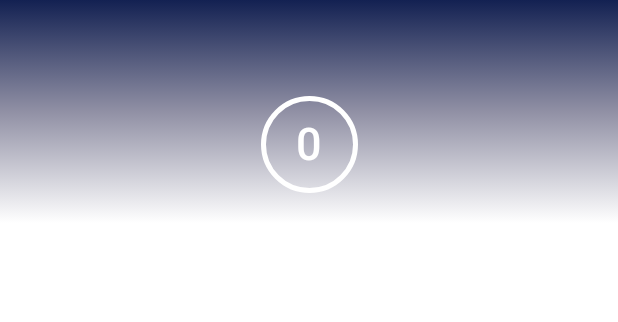
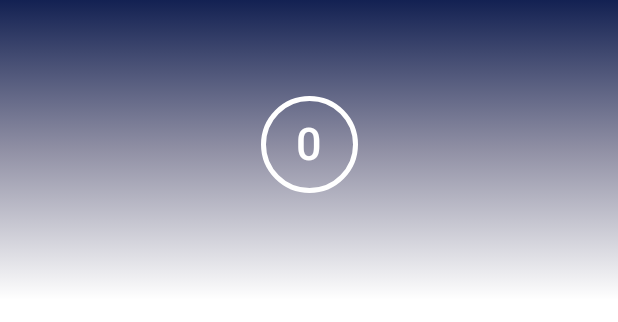
Before and after one commit to nbarkoch/PitchMasterBeta, an Android app built with Jetpack Compose: the @Preview function WorkspaceHeaderPreview, on a phone screen of 412 x 824 dp. Shown: the top 322 px of the screen. Run offline under Robolectric (Android 15) with nearby library versions, the light colour scheme and no system bars.

Commit message:
ongoing 7
opinion text,
duration from response,
background,
basic indicator from screen,

```diff
--- a/app/src/main/java/com/example/pitchmasterbeta/ui/workspace/Header.kt
+++ b/app/src/main/java/com/example/pitchmasterbeta/ui/workspace/Header.kt
@@ -45,6 +45,7 @@ import androidx.compose.runtime.mutableStateOf
 import androidx.compose.runtime.remember
 import androidx.compose.runtime.rememberCoroutineScope
 import androidx.compose.runtime.rememberUpdatedState
+import androidx.compose.runtime.setValue
 import androidx.compose.ui.Alignment
 import androidx.compose.ui.Modifier
 import androidx.compose.ui.draw.alpha
@@ -65,13 +66,16 @@ import kotlinx.coroutines.launch
 import kotlinx.coroutines.withContext
 
 @Composable
-fun WorkspaceHeader(modifier: Modifier = Modifier,
-                    viewModel: WorkspaceViewModel) {
+fun WorkspaceHeader(
+    modifier: Modifier = Modifier,
+    viewModel: WorkspaceViewModel
+) {
     val workspaceState = viewModel.workspaceState.collectAsState()
     val playState = viewModel.playingState.collectAsState()
     val songFullName = viewModel.songFullName.collectAsState()
 
-    val transition = updateTransition(targetState = playState.value == WorkspaceViewModel.PlayerState.END,
+    val transition = updateTransition(
+        targetState = playState.value == WorkspaceViewModel.PlayerState.END,
         label = ""
     )
     val alpha by transition.animateFloat(
@@ -90,14 +94,20 @@ fun WorkspaceHeader(modifier: Modifier = Modifier,
         )
     )
 
-    Box(modifier = Modifier
+    Box(
+        modifier = Modifier
             .fillMaxSize()
             .alpha(alpha)
-        .background(color = Color.Black))
-    Column(modifier = modifier.background(brush = gradientBrush),
-        horizontalAlignment = Alignment.CenterHorizontally) {
+            .background(color = Color.Black)
+    )
+    Column(
+        modifier = modifier
+            .background(brush = gradientBrush)
+            .defaultMinSize(minHeight = 200.dp),
+        horizontalAlignment = Alignment.CenterHorizontally
+    ) {
+        MarqueeText(songFullName.value)
         if (workspaceState.value == WorkspaceViewModel.WorkspaceState.IDLE) {
-            MarqueeText(songFullName.value)
             ScoreComposable(viewModel)
         }
     }
@@ -117,18 +127,21 @@ fun MarqueeText(
         withContext(Dispatchers.Main) {
             textState.animateScrollTo(
                 value = value,
-                animationSpec = tween(durationMillis = (scrollSpeed * text.length), easing = LinearEasing)
+                animationSpec = tween(
+                    durationMillis = (scrollSpeed * text.length),
+                    easing = LinearEasing
+                )
             )
         }
     }
 
-    LaunchedEffect(Unit) {
+    LaunchedEffect(text) {
         launch {
-            while(true) {
+            while (true) {
                 animateScrollTo(textState.maxValue)
-                delay(scrollSpeed * text.length + scrollSpeed.toLong())
+                delay(scrollSpeed * text.length.toLong())
                 animateScrollTo(0)
-                delay(scrollSpeed * text.length + scrollSpeed.toLong())
+                delay(scrollSpeed * text.length.toLong())
             }
         }
     }
@@ -139,12 +152,14 @@ fun MarqueeText(
             .padding(vertical = 10.dp),
         contentAlignment = Alignment.CenterStart,
     ) {
-        Text(text = text,
+        Text(
+            text = text,
             color = Color.White,
             fontSize = 18.sp,
             textAlign = TextAlign.Center,
             fontWeight = FontWeight.W400,
-            modifier = Modifier.padding(horizontal = 40.dp))
+            modifier = Modifier.padding(horizontal = 40.dp)
+        )
     }
 }
 
@@ -154,12 +169,21 @@ fun ScoreComposable(viewModel: WorkspaceViewModel) {
         LocalConfiguration.current.screenHeightDp.dp.toPx()
     }
     val colorState = viewModel.similarityColor.collectAsState()
-    val color = animateColorAsState(targetValue = colorState.value, label = "", animationSpec = tween(1000))
+    val color =
+        animateColorAsState(targetValue = colorState.value, label = "", animationSpec = tween(1000))
     val score by rememberUpdatedState(viewModel.score.collectAsState())
     val playState = viewModel.playingState.collectAsState()
+    var opinion by remember { mutableStateOf("") }
+    LaunchedEffect(playState.value) {
+        opinion = if (playState.value == WorkspaceViewModel.PlayerState.END) {
+            viewModel.giveOpinionForScore(score.value)
+        } else {
+            ""
+        }
+    }
 
-
-    val transition = updateTransition(targetState = playState.value == WorkspaceViewModel.PlayerState.END,
+    val transition = updateTransition(
+        targetState = playState.value == WorkspaceViewModel.PlayerState.END,
         label = ""
     )
     val translateY by transition.animateFloat(
@@ -177,14 +201,16 @@ fun ScoreComposable(viewModel: WorkspaceViewModel) {
         }
     )
 
-    Box(modifier = Modifier
+    Box(
+        modifier = Modifier
             .padding(20.dp)
             .graphicsLayer {
                 translationY = translateY
                 scaleY = scale
                 scaleX = scale
             },
-        contentAlignment = Alignment.Center) {
+        contentAlignment = Alignment.Center
+    ) {
         Column(horizontalAlignment = Alignment.CenterHorizontally) {
             Box(
                 Modifier
@@ -192,12 +218,15 @@ fun ScoreComposable(viewModel: WorkspaceViewModel) {
                     .padding(7.5.dp)
                     .widthIn(50.dp, 300.dp)
                     .heightIn(50.dp, 300.dp),
-                contentAlignment = Alignment.Center) {
-                Text(text = "${score.value}",
+                contentAlignment = Alignment.Center
+            ) {
+                Text(
+                    text = "${score.value}",
                     color = Color.White,
                     fontSize = 30.sp,
                     textAlign = TextAlign.Center,
-                    fontWeight = FontWeight.W500)
+                    fontWeight = FontWeight.W500
+                )
             }
 
             AnimatedVisibility(
@@ -208,7 +237,7 @@ fun ScoreComposable(viewModel: WorkspaceViewModel) {
             ) {
                 Column(horizontalAlignment = Alignment.CenterHorizontally) {
                     Text(
-                        text = "Well Done!", color = Color.White,
+                        text = opinion, color = Color.White,
                         fontSize = 18.sp,
                         textAlign = TextAlign.Center,
                         fontWeight = FontWeight.W400,
@@ -216,20 +245,24 @@ fun ScoreComposable(viewModel: WorkspaceViewModel) {
                     )
                     Button(colors = ButtonDefaults.buttonColors(Color.White),
                         modifier = Modifier.defaultMinSize(
-                            minWidth = ButtonDefaults.MinWidth, minHeight = 10.dp),
+                            minWidth = ButtonDefaults.MinWidth, minHeight = 10.dp
+                        ),
                         contentPadding = PaddingValues(horizontal = 12.dp, vertical = 6.dp),
                         onClick = {
                             viewModel.resetScoreAndWorkspaceState()
                         }) {
-                        Text(text = "Cancel", color = Color.Black,
+                        Text(
+                            text = "Cancel", color = Color.Black,
                             fontSize = 14.sp,
-                            textAlign = TextAlign.Center,)
+                            textAlign = TextAlign.Center,
+                        )
                     }
                 }
             }
         }
     }
 }
+
 @Preview
 @Composable
 fun WorkspaceHeaderPreview() {
```
Also changed, not shown: app/src/main/java/com/example/pitchmasterbeta/model/MediaInfo.kt (+3 -4 lines), app/src/main/java/com/example/pitchmasterbeta/services/SpleeterService.kt (+5 -2 lines), app/src/main/java/com/example/pitchmasterbeta/ui/workspace/Body.kt (+15 -0 lines), app/src/main/java/com/example/pitchmasterbeta/ui/workspace/WorkspaceSurface.kt (+6 -3 lines), app/src/main/java/com/example/pitchmasterbeta/ui/workspace/WorkspaceViewModel.kt (+103 -44 lines). Lines whose indentation alone changed are shown as unchanged.
